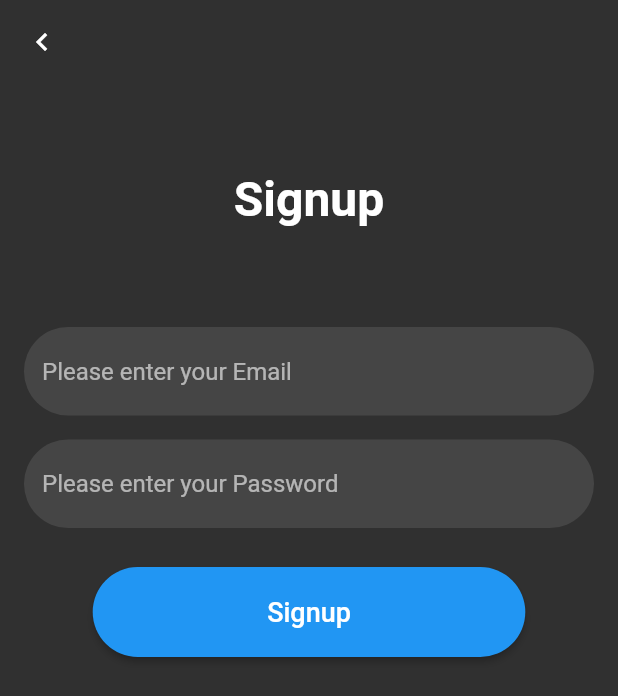
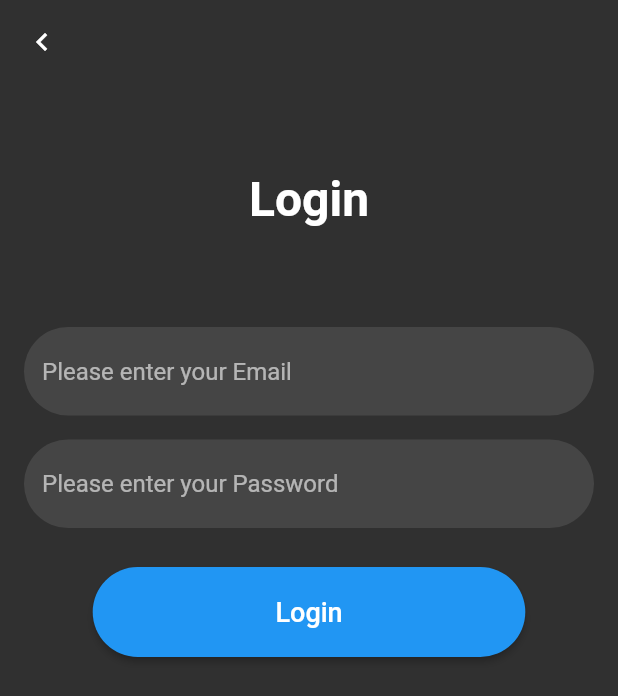
Before and after one commit to moresushant48/aveosoft_tech, a Flutter app: the screen it shows after launch, after a tap on "Email Login", on a phone screen of 412 x 824 dp. Shown: the top 696 px of the screen. Run offline on Flutter 3.47's test engine with Material 2 defaults, Android fonts, the phone set to English and light mode, and no system bars; our stand-ins replace firebase_auth, firebase_core, get; accounts and stored records are empty.

Commit message:
Setup pages, Login Done, Detect Login on Splashscreen n route accordingly.

```diff
--- a/lib/auth/auth.dart
+++ b/lib/auth/auth.dart
@@ -1,6 +1,7 @@
 // ignore_for_file: prefer_const_constructors,prefer_const_literals_to_create_immutables
 
-import 'package:aveosoft_tech/auth/signup.dart';
+import 'package:aveosoft_tech/auth/signin.dart';
+import 'package:aveosoft_tech/auth/signup/signup.dart';
 import 'package:aveosoft_tech/shared/rounded_button.dart';
 import 'package:flutter/material.dart';
 import 'package:get/get.dart';
@@ -42,7 +43,7 @@ class _AuthScreenState extends State<AuthScreen> {
                   height: 12.0,
                 ),
                 RoundedButton(context, "Email Login", () {
-                  Get.to(() => SignUp());
+                  Get.to(() => SignIn());
                 }),
                 SizedBox(
                   height: 12.0,
--- /dev/null
+++ b/lib/auth/signin.dart
@@ -0,0 +1,124 @@
+// ignore_for_file: prefer_const_constructors,prefer_const_literals_to_create_immutables
+
+import 'package:aveosoft_tech/dashboard/homepage.dart';
+import 'package:aveosoft_tech/services/auth.service.dart';
+import 'package:aveosoft_tech/shared/overlay_loading.dart';
+import 'package:aveosoft_tech/shared/rounded_button.dart';
+import 'package:aveosoft_tech/shared/rounded_field.dart';
+import 'package:aveosoft_tech/shared/validators.dart';
+import 'package:flutter/material.dart';
+import 'package:get/get.dart';
+
+class SignIn extends StatefulWidget {
+  const SignIn({Key? key}) : super(key: key);
+
+  @override
+  _SignInState createState() => _SignInState();
+}
+
+class _SignInState extends State<SignIn> {
+  final _signInKey = GlobalKey<FormState>();
+  TextEditingController emailController = TextEditingController();
+  TextEditingController passwordController = TextEditingController();
+
+  @override
+  Widget build(BuildContext context) {
+    return Scaffold(
+      extendBodyBehindAppBar: true,
+      appBar: AppBar(
+        backgroundColor: Colors.transparent,
+        elevation: 0,
+        leading: IconButton(
+            onPressed: () => Get.back(),
+            icon: Icon(Icons.chevron_left_outlined)),
+      ),
+      body: SafeArea(
+        child: SingleChildScrollView(
+          child: Form(
+            key: _signInKey,
+            child: Container(
+              // height: MediaQuery.of(context).size.height,
+              width: MediaQuery.of(context).size.width,
+              child: Column(
+                mainAxisAlignment: MainAxisAlignment.center,
+                crossAxisAlignment: CrossAxisAlignment.center,
+                children: [
+                  SizedBox(
+                    height: 58.0,
+                  ),
+                  Text(
+                    "Login",
+                    style: TextStyle(
+                      fontSize: 32.0,
+                      fontWeight: FontWeight.bold,
+                    ),
+                  ),
+                  SizedBox(
+                    height: 58.0,
+                  ),
+                  RoundedTextField(
+                    context,
+                    emailController,
+                    hintText: 'Please enter your Email',
+                    keyboardType: TextInputType.emailAddress,
+                    validator: Validators.validateEmail,
+                  ),
+                  RoundedTextField(
+                    context,
+                    passwordController,
+                    hintText: 'Please enter your Password',
+                    obsecureText: true,
+                    keyboardType: TextInputType.visiblePassword,
+                    validator: Validators.validatePassword,
+                  ),
+                  SizedBox(
+                    height: 18.0,
+                  ),
+                  RoundedButton(context, "Login", () {
+                    FocusScope.of(context).unfocus();
+                    signIn();
+                  }),
+                ],
+              ),
+            ),
+          ),
+        ),
+      ),
+    );
+  }
+
+  signIn() {
+    if (_signInKey.currentState!.validate()) {
+      OverlayLoading(context);
+      Future.delayed(Duration(seconds: 2), () async {
+        try {
+          // Sign In up with email and password.
+
+          dynamic result = await AuthenticationHelper().signIn(
+              email: emailController.text.trim(),
+              password: passwordController.text.trim());
+          if (GetUtils.isNull(result)) {
+            Get.back();
+            Get.offAll(HomePage());
+            Get.snackbar(
+              "Success",
+              "Welcome back..!",
+              icon: Icon(Icons.check, color: Colors.white),
+              snackPosition: SnackPosition.BOTTOM,
+            );
+          } else {
+            Get.back();
+            Get.snackbar(
+              "Something went wrong",
+              "$result",
+              icon: Icon(Icons.error_outline_sharp, color: Colors.white),
+              snackPosition: SnackPosition.BOTTOM,
+            );
+          }
+        } catch (e) {
+          Get.back();
+        }
+      });
+    }
+  }
+}
--- a/lib/services/auth.service.dart
+++ b/lib/services/auth.service.dart
@@ -2,7 +2,7 @@ import 'package:firebase_auth/firebase_auth.dart';
 
 class AuthenticationHelper {
   final FirebaseAuth _auth = FirebaseAuth.instance;
-  get user => _auth.currentUser;
+  User? get user => _auth.currentUser;
 
   Future signUp({required String email, required String password}) async {
     try {
--- a/lib/splashscreen.dart
+++ b/lib/splashscreen.dart
@@ -1,6 +1,8 @@
 // ignore_for_file: prefer_const_literals_to_create_immutables, prefer_const_constructors
 
 import 'package:aveosoft_tech/auth/auth.dart';
+import 'package:aveosoft_tech/dashboard/homepage.dart';
+import 'package:aveosoft_tech/services/auth.service.dart';
 import 'package:flutter/material.dart';
 import 'package:get/get.dart';
 
@@ -20,7 +22,11 @@ class _SplashScreenState extends State<SplashScreen> {
 
   checkForRoutes() {
     Future.delayed(Duration(seconds: 3), () {
-      Get.off(() => AuthScreen());
+      if (GetUtils.isNull(AuthenticationHelper().user)) {
+        Get.off(() => AuthScreen());
+      } else {
+        Get.off(() => HomePage());
+      }
     });
   }
 
```
Also changed, not shown: lib/dashboard/homepage.dart (added, +53 -0 lines), lib/auth/signup/signup.dart (renamed from lib/auth/signup.dart), lib/auth/signup/signup_address.dart (added), lib/auth/signup/signup_name.dart (added).
